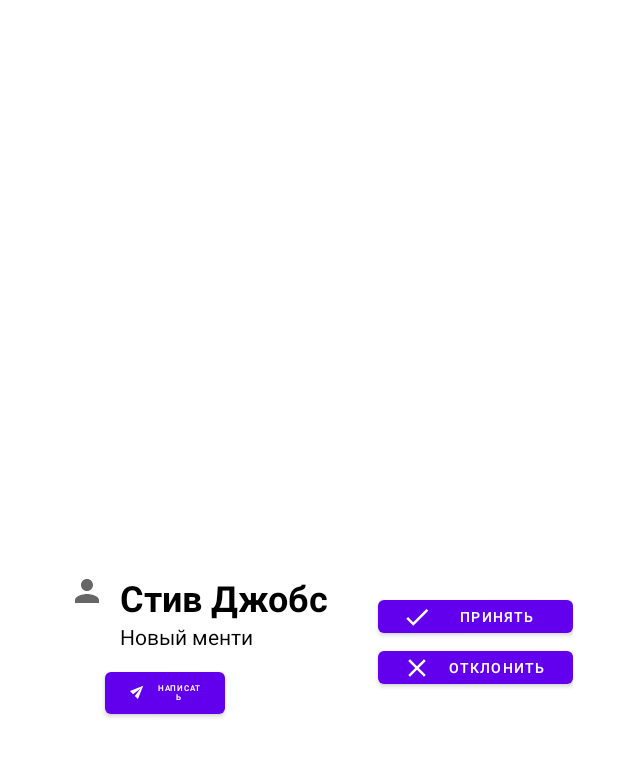
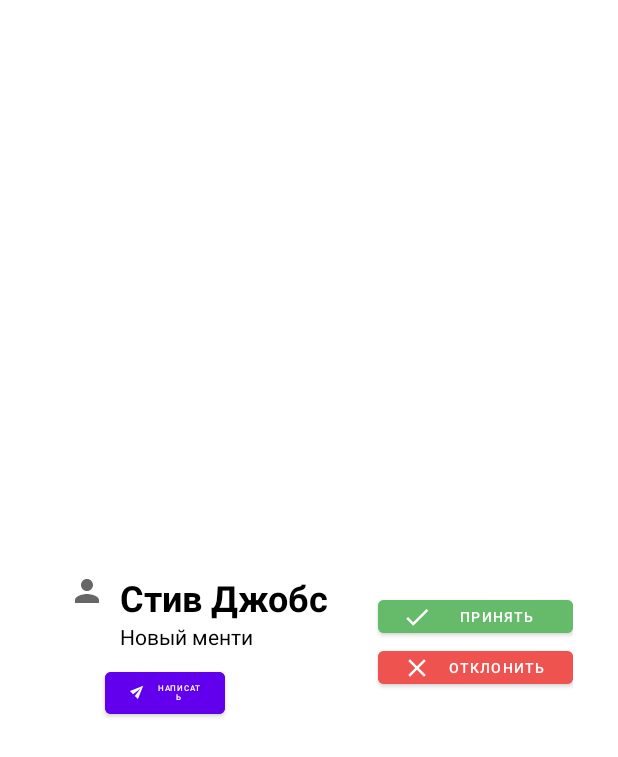
Before and after one commit to GoToV-team/getme-android, an Android app: the layout fragment_menti_info.xml on its own in the app's theme, with its tools: preview values and no code run, on a phone screen of 412 x 824 dp. Shown: the top 757 px of the screen. Run offline under Robolectric (Android 15) with nearby library versions, the phone set to English and light mode, and no system bars.

Commit message:
add color to button

```diff
--- a/app/src/main/res/layout/fragment_menti_info.xml
+++ b/app/src/main/res/layout/fragment_menti_info.xml
@@ -59,23 +59,24 @@
             app:layout_constraintTop_toBottomOf="@+id/menti_item_about"
             app:layout_constraintStart_toEndOf="@+id/avatar_item_icon"
             android:drawableLeft="@drawable/ic_telegram"
-            android:layout_marginTop="8dp" />
+            android:layout_marginTop="8dp"
+            style="@style/TelegramButtonStyle"/>
 
     <Button
             android:layout_width="130dp"
             android:layout_height="34dp"
             android:drawableLeft="@drawable/ic_apply"
-            android:textColor="@android:color/white"
+
             android:text="@string/apply_button_text"
             android:textSize="9sp"
             app:layout_constraintEnd_toEndOf="parent"
             app:layout_constraintTop_toTopOf="@+id/menti_item_name"
             android:layout_marginTop="12dp"
             android:id="@+id/button"
+            style="@style/ApplyButtonStyle"
              />
 
     <Button
-
             android:layout_width="130dp"
             android:layout_height="34dp"
             android:drawableLeft="@drawable/ic_reject"
@@ -83,6 +84,7 @@
             android:textSize="9sp"
             app:layout_constraintEnd_toEndOf="parent"
             app:layout_constraintTop_toBottomOf="@+id/button"
-            android:id="@+id/button2" />
+            android:id="@+id/button2"
+            style="@style/RejectButtonStyle" />
 
 </androidx.constraintlayout.widget.ConstraintLayout>
--- a/app/src/main/res/layout/plans_page.xml
+++ b/app/src/main/res/layout/plans_page.xml
@@ -61,7 +61,7 @@
 
                 android:id="@+id/plan_skills"
 
-                android:layout_width="wrap_content"
+                android:layout_width="match_parent"
                 android:layout_height="wrap_content"
                 android:layout_marginTop="20dp"
                 android:layout_marginBottom="20dp">
--- a/app/src/main/res/values/apply_button.xml
+++ b/app/src/main/res/values/apply_button.xml
@@ -1,5 +1,7 @@
+<?xml version="1.0" encoding="utf-8"?>
 <resources xmlns:tools="http://schemas.android.com/tools">
 <style name="ApplyButtonStyle">
-    <item name="android:color">@color/green</item>
+    <item name="android:backgroundTint">@color/green</item>
+    <item name="android:textColor">@color/white</item>
 </style>
 </resources>
--- /dev/null
+++ b/app/src/main/res/values/reject_button.xml
@@ -0,0 +1,7 @@
+<?xml version="1.0" encoding="utf-8"?>
+<resources xmlns:tools="http://schemas.android.com/tools">
+    <style name="RejectButtonStyle">
+        <item name="android:backgroundTint">@color/red</item>
+        <item name="android:textColor">@color/white</item>
+    </style>
+</resources>
--- /dev/null
+++ b/app/src/main/res/values/telegram_button.xml
@@ -0,0 +1,6 @@
+<?xml version="1.0" encoding="utf-8"?>
+<resources xmlns:tools="http://schemas.android.com/tools">
+    <style name="TelegramButtonStyle">
+        <item name="android:backgroundTint">@color/purple_500</item>
+    </style>
+</resources>
```
